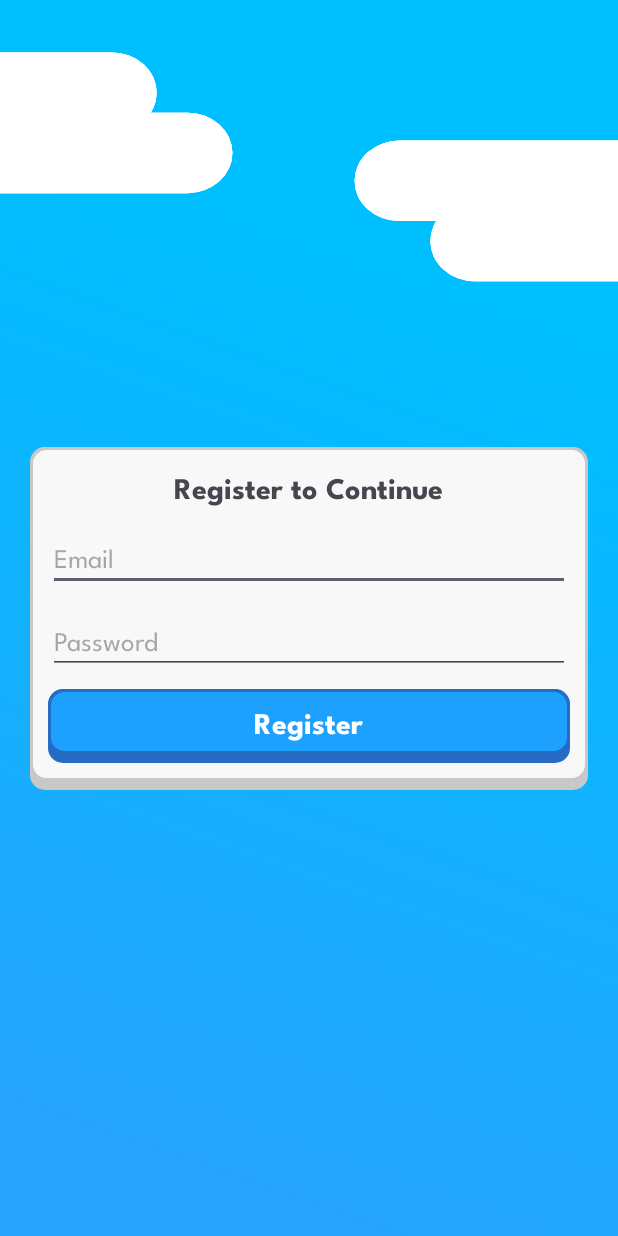
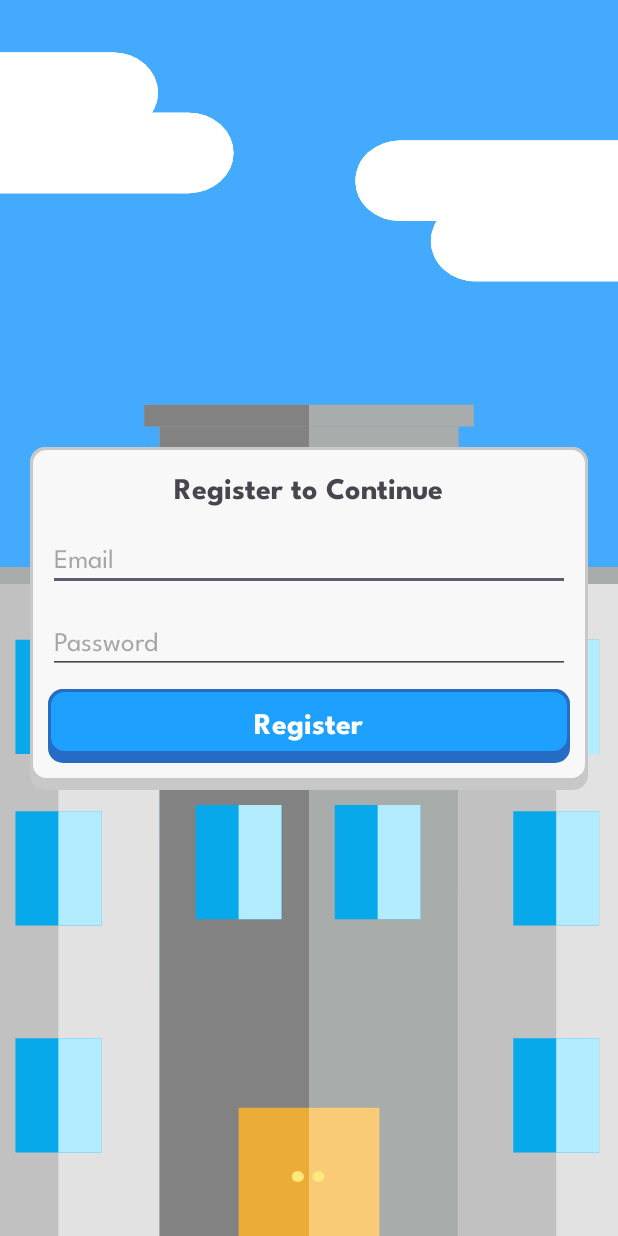
Before and after one commit to C242-PS009/HabitSagaAndroidApp, an Android app: the RegisterActivity screen opened directly, with no data from a screen before it, on a phone screen of 412 x 824 dp. Run offline under Robolectric (Android 15) with nearby library versions, the phone set to English and light mode, and no system bars; our stand-ins replace Firebase (no records; nobody signed in at launch, a user with empty details on screens opened directly).

Commit message:
Update auth bg

```diff
--- /dev/null
+++ b/app/src/main/res/drawable-night/bg_auth.xml
@@ -0,0 +1,200 @@
+<vector xmlns:android="http://schemas.android.com/apk/res/android"
+    xmlns:aapt="http://schemas.android.com/aapt"
+    android:width="359dp"
+    android:height="800dp"
+    android:viewportWidth="359"
+    android:viewportHeight="800">
+  <group>
+    <clip-path
+        android:pathData="M0,0h359v800h-359z"/>
+    <path
+        android:pathData="M0,0h359v800h-359z"
+        android:fillColor="#ffffff"/>
+    <path
+        android:pathData="M-1,0h360v800h-360z">
+      <aapt:attr name="android:fillColor">
+        <gradient
+            android:startX="359"
+            android:startY="18.5"
+            android:endX="74"
+            android:endY="746.5"
+            android:type="linear">
+          <item android:offset="0.25" android:color="#FF193A45"/>
+          <item android:offset="1" android:color="#FF162E8E"/>
+        </gradient>
+      </aapt:attr>
+    </path>
+    <path
+        android:pathData="M41.5,127.5m-1.5,0a1.5,1.5 0,1 1,3 0a1.5,1.5 0,1 1,-3 0"
+        android:fillColor="#D9D9D9"/>
+    <path
+        android:pathData="M91.5,160.5m-1.5,0a1.5,1.5 0,1 1,3 0a1.5,1.5 0,1 1,-3 0"
+        android:fillColor="#D9D9D9"/>
+    <path
+        android:pathData="M109.5,82.5m-1.5,0a1.5,1.5 0,1 1,3 0a1.5,1.5 0,1 1,-3 0"
+        android:fillColor="#D9D9D9"/>
+    <path
+        android:pathData="M313.5,196.5m-1.5,0a1.5,1.5 0,1 1,3 0a1.5,1.5 0,1 1,-3 0"
+        android:fillColor="#D9D9D9"/>
+    <path
+        android:pathData="M159.5,115.5m-1.5,0a1.5,1.5 0,1 1,3 0a1.5,1.5 0,1 1,-3 0"
+        android:fillColor="#D9D9D9"/>
+    <path
+        android:pathData="M202.5,75.5m-1.5,0a1.5,1.5 0,1 1,3 0a1.5,1.5 0,1 1,-3 0"
+        android:fillColor="#D9D9D9"/>
+    <path
+        android:pathData="M292.5,124.5m-1.5,0a1.5,1.5 0,1 1,3 0a1.5,1.5 0,1 1,-3 0"
+        android:fillColor="#D9D9D9"/>
+    <path
+        android:pathData="M270.5,30.5m-1.5,0a1.5,1.5 0,1 1,3 0a1.5,1.5 0,1 1,-3 0"
+        android:fillColor="#D9D9D9"/>
+    <path
+        android:pathData="M218.5,193.5m-1.5,0a1.5,1.5 0,1 1,3 0a1.5,1.5 0,1 1,-3 0"
+        android:fillColor="#D9D9D9"/>
+    <path
+        android:pathData="M40.5,76.5m-1.5,0a1.5,1.5 0,1 1,3 0a1.5,1.5 0,1 1,-3 0"
+        android:fillColor="#D9D9D9"/>
+    <path
+        android:pathData="M90.5,109.5m-1.5,0a1.5,1.5 0,1 1,3 0a1.5,1.5 0,1 1,-3 0"
+        android:fillColor="#D9D9D9"/>
+    <path
+        android:pathData="M108.5,31.5m-1.5,0a1.5,1.5 0,1 1,3 0a1.5,1.5 0,1 1,-3 0"
+        android:fillColor="#D9D9D9"/>
+    <path
+        android:pathData="M312.5,145.5m-1.5,0a1.5,1.5 0,1 1,3 0a1.5,1.5 0,1 1,-3 0"
+        android:fillColor="#D9D9D9"/>
+    <path
+        android:pathData="M158.5,64.5m-1.5,0a1.5,1.5 0,1 1,3 0a1.5,1.5 0,1 1,-3 0"
+        android:fillColor="#D9D9D9"/>
+    <path
+        android:pathData="M201.5,24.5m-1.5,0a1.5,1.5 0,1 1,3 0a1.5,1.5 0,1 1,-3 0"
+        android:fillColor="#D9D9D9"/>
+    <path
+        android:pathData="M291.5,73.5m-1.5,0a1.5,1.5 0,1 1,3 0a1.5,1.5 0,1 1,-3 0"
+        android:fillColor="#D9D9D9"/>
+    <path
+        android:pathData="M217.5,142.5m-1.5,0a1.5,1.5 0,1 1,3 0a1.5,1.5 0,1 1,-3 0"
+        android:fillColor="#D9D9D9"/>
+    <group>
+      <clip-path
+          android:pathData="M0,0h360v800h-360z"/>
+      <path
+          android:pathData="M93,276h174v524h-174z"
+          android:fillColor="#A8ACAB"/>
+      <path
+          android:pathData="M-1,378h94v422h-94z"
+          android:fillColor="#E2E2E2"/>
+      <path
+          android:pathData="M-23,378h57v422h-57z"
+          android:fillColor="#C1C1C1"/>
+      <path
+          android:pathData="M93,276h174v524h-174z"
+          android:fillColor="#A8ACAB"/>
+      <path
+          android:pathData="M84,262h192v14h-192z"
+          android:fillColor="#A8ACAB"/>
+      <path
+          android:pathData="M93,276h87v524h-87z"
+          android:fillColor="#828282"/>
+      <path
+          android:pathData="M84,262h96v14h-96z"
+          android:fillColor="#828282"/>
+      <path
+          android:pathData="M267,378h97v422h-97z"
+          android:fillColor="#E2E2E2"/>
+      <path
+          android:pathData="M267,378h57v422h-57z"
+          android:fillColor="#C1C1C1"/>
+      <path
+          android:pathData="M267,367h141v11h-141z"
+          android:fillColor="#A8ACAB"/>
+      <path
+          android:pathData="M-48,367h141v11h-141z"
+          android:fillColor="#A8ACAB"/>
+      <path
+          android:pathData="M114,521h50v74h-50z"
+          android:fillColor="#08A9EA"/>
+      <path
+          android:pathData="M139,521h25v74h-25z"
+          android:fillColor="#B3ECFF"/>
+      <path
+          android:pathData="M195,521h50v74h-50z"
+          android:fillColor="#08A9EA"/>
+      <path
+          android:pathData="M220,521h25v74h-25z"
+          android:fillColor="#B3ECFF"/>
+      <path
+          android:pathData="M114,301h50v74h-50z"
+          android:fillColor="#08A9EA"/>
+      <path
+          android:pathData="M139,301h25v74h-25z"
+          android:fillColor="#B3ECFF"/>
+      <path
+          android:pathData="M195,301h50v74h-50z"
+          android:fillColor="#08A9EA"/>
+      <path
+          android:pathData="M220,301h25v74h-25z"
+          android:fillColor="#B3ECFF"/>
+      <path
+          android:pathData="M114,400h50v74h-50z"
+          android:fillColor="#08A9EA"/>
+      <path
+          android:pathData="M139,400h25v74h-25z"
+          android:fillColor="#B3ECFF"/>
+      <path
+          android:pathData="M195,400h50v74h-50z"
+          android:fillColor="#08A9EA"/>
+      <path
+          android:pathData="M220,400h25v74h-25z"
+          android:fillColor="#B3ECFF"/>
+      <path
+          android:pathData="M9,414h50v74h-50z"
+          android:fillColor="#08A9EA"/>
+      <path
+          android:pathData="M34,414h25v74h-25z"
+          android:fillColor="#B3ECFF"/>
+      <path
+          android:pathData="M9,525h50v74h-50z"
+          android:fillColor="#08A9EA"/>
+      <path
+          android:pathData="M34,525h25v74h-25z"
+          android:fillColor="#B3ECFF"/>
+      <path
+          android:pathData="M9,672h50v74h-50z"
+          android:fillColor="#08A9EA"/>
+      <path
+          android:pathData="M34,672h25v74h-25z"
+          android:fillColor="#B3ECFF"/>
+      <path
+          android:pathData="M299,414h50v74h-50z"
+          android:fillColor="#08A9EA"/>
+      <path
+          android:pathData="M324,414h25v74h-25z"
+          android:fillColor="#B3ECFF"/>
+      <path
+          android:pathData="M299,525h50v74h-50z"
+          android:fillColor="#08A9EA"/>
+      <path
+          android:pathData="M324,525h25v74h-25z"
+          android:fillColor="#B3ECFF"/>
+      <path
+          android:pathData="M299,672h50v74h-50z"
+          android:fillColor="#08A9EA"/>
+      <path
+          android:pathData="M324,672h25v74h-25z"
+          android:fillColor="#B3ECFF"/>
+      <path
+          android:pathData="M139,717h41v83h-41z"
+          android:fillColor="#ECAD38"/>
+      <path
+          android:pathData="M180,717h41v83h-41z"
+          android:fillColor="#F9CB77"/>
+      <path
+          android:pathData="M173.5,761.5m-3.5,0a3.5,3.5 0,1 1,7 0a3.5,3.5 0,1 1,-7 0"
+          android:fillColor="#FFE97D"/>
+      <path
+          android:pathData="M185.5,761.5m-3.5,0a3.5,3.5 0,1 1,7 0a3.5,3.5 0,1 1,-7 0"
+          android:fillColor="#FFE97D"/>
+    </group>
+  </group>
+</vector>
--- /dev/null
+++ b/app/src/main/res/drawable/bg_auth.xml
@@ -0,0 +1,197 @@
+<vector xmlns:android="http://schemas.android.com/apk/res/android"
+    xmlns:aapt="http://schemas.android.com/aapt"
+    android:width="360dp"
+    android:height="800dp"
+    android:viewportWidth="360"
+    android:viewportHeight="800">
+  <group>
+    <clip-path
+        android:pathData="M0,0h360v800h-360z"/>
+    <path
+        android:pathData="M0,0h360v800h-360z"
+        android:fillColor="#ffffff"/>
+    <path
+        android:pathData="M0,0h316v93h-316z"
+        android:fillColor="#D9D9D9"/>
+    <path
+        android:pathData="M0,113h316v93h-316z"
+        android:fillColor="#D9D9D9"/>
+    <path
+        android:pathData="M0,226h316v93h-316z"
+        android:fillColor="#D9D9D9"/>
+    <path
+        android:pathData="M0,339h153v97h-153z"
+        android:fillColor="#D9D9D9"/>
+    <group>
+      <clip-path
+          android:pathData="M0,0h360v800h-360z"/>
+      <path
+          android:pathData="M0,0h360v800h-360z">
+        <aapt:attr name="android:fillColor">
+          <gradient
+              android:startX="360"
+              android:startY="18.5"
+              android:endX="75"
+              android:endY="746.5"
+              android:type="linear">
+            <item android:offset="0.6" android:color="#FF44AAFE"/>
+            <item android:offset="1" android:color="#FF6EC2FF"/>
+          </gradient>
+        </aapt:attr>
+      </path>
+      <path
+          android:pathData="M93,276h174v524h-174z"
+          android:fillColor="#A8ACAB"/>
+      <path
+          android:pathData="M-1,378h94v422h-94z"
+          android:fillColor="#E2E2E2"/>
+      <path
+          android:pathData="M-23,378h57v422h-57z"
+          android:fillColor="#C1C1C1"/>
+      <path
+          android:pathData="M93,276h174v524h-174z"
+          android:fillColor="#A8ACAB"/>
+      <path
+          android:pathData="M84,262h192v14h-192z"
+          android:fillColor="#A8ACAB"/>
+      <path
+          android:pathData="M93,276h87v524h-87z"
+          android:fillColor="#828282"/>
+      <path
+          android:pathData="M84,262h96v14h-96z"
+          android:fillColor="#828282"/>
+      <path
+          android:pathData="M267,378h97v422h-97z"
+          android:fillColor="#E2E2E2"/>
+      <path
+          android:pathData="M267,378h57v422h-57z"
+          android:fillColor="#C1C1C1"/>
+      <path
+          android:pathData="M267,367h141v11h-141z"
+          android:fillColor="#A8ACAB"/>
+      <path
+          android:pathData="M-48,367h141v11h-141z"
+          android:fillColor="#A8ACAB"/>
+      <path
+          android:pathData="M114,521h50v74h-50z"
+          android:fillColor="#08A9EA"/>
+      <path
+          android:pathData="M139,521h25v74h-25z"
+          android:fillColor="#B3ECFF"/>
+      <path
+          android:pathData="M195,521h50v74h-50z"
+          android:fillColor="#08A9EA"/>
+      <path
+          android:pathData="M220,521h25v74h-25z"
+          android:fillColor="#B3ECFF"/>
+      <path
+          android:pathData="M114,301h50v74h-50z"
+          android:fillColor="#08A9EA"/>
+      <path
+          android:pathData="M139,301h25v74h-25z"
+          android:fillColor="#B3ECFF"/>
+      <path
+          android:pathData="M195,301h50v74h-50z"
+          android:fillColor="#08A9EA"/>
+      <path
+          android:pathData="M220,301h25v74h-25z"
+          android:fillColor="#B3ECFF"/>
+      <path
+          android:pathData="M114,400h50v74h-50z"
+          android:fillColor="#08A9EA"/>
+      <path
+          android:pathData="M139,400h25v74h-25z"
+          android:fillColor="#B3ECFF"/>
+      <path
+          android:pathData="M195,400h50v74h-50z"
+          android:fillColor="#08A9EA"/>
+      <path
+          android:pathData="M220,400h25v74h-25z"
+          android:fillColor="#B3ECFF"/>
+      <path
+          android:pathData="M9,414h50v74h-50z"
+          android:fillColor="#08A9EA"/>
+      <path
+          android:pathData="M34,414h25v74h-25z"
+          android:fillColor="#B3ECFF"/>
+      <path
+          android:pathData="M9,525h50v74h-50z"
+          android:fillColor="#08A9EA"/>
+      <path
+          android:pathData="M34,525h25v74h-25z"
+          android:fillColor="#B3ECFF"/>
+      <path
+          android:pathData="M9,672h50v74h-50z"
+          android:fillColor="#08A9EA"/>
+      <path
+          android:pathData="M34,672h25v74h-25z"
+          android:fillColor="#B3ECFF"/>
+      <path
+          android:pathData="M299,414h50v74h-50z"
+          android:fillColor="#08A9EA"/>
+      <path
+          android:pathData="M324,414h25v74h-25z"
+          android:fillColor="#B3ECFF"/>
+      <path
+          android:pathData="M299,525h50v74h-50z"
+          android:fillColor="#08A9EA"/>
+      <path
+          android:pathData="M324,525h25v74h-25z"
+          android:fillColor="#B3ECFF"/>
+      <path
+          android:pathData="M299,672h50v74h-50z"
+          android:fillColor="#08A9EA"/>
+      <path
+          android:pathData="M324,672h25v74h-25z"
+          android:fillColor="#B3ECFF"/>
+      <path
+          android:pathData="M139,717h41v83h-41z"
+          android:fillColor="#ECAD38"/>
+      <path
+          android:pathData="M180,717h41v83h-41z"
+          android:fillColor="#F9CB77"/>
+      <path
+          android:pathData="M173.5,761.5m-3.5,0a3.5,3.5 0,1 1,7 0a3.5,3.5 0,1 1,-7 0"
+          android:fillColor="#FFE97D"/>
+      <path
+          android:pathData="M185.5,761.5m-3.5,0a3.5,3.5 0,1 1,7 0a3.5,3.5 0,1 1,-7 0"
+          android:fillColor="#FFE97D"/>
+      <path
+          android:pathData="M-144,34L66,34A26,26 0,0 1,92 60L92,60A26,26 0,0 1,66 86L-144,86A26,26 0,0 1,-170 60L-170,60A26,26 0,0 1,-144 34z"
+          android:fillColor="#ffffff"/>
+      <path
+          android:pathData="M-144,34L66,34A26,26 0,0 1,92 60L92,60A26,26 0,0 1,66 86L-144,86A26,26 0,0 1,-170 60L-170,60A26,26 0,0 1,-144 34z"
+          android:fillColor="#ffffff"/>
+      <path
+          android:pathData="M-144,34L66,34A26,26 0,0 1,92 60L92,60A26,26 0,0 1,66 86L-144,86A26,26 0,0 1,-170 60L-170,60A26,26 0,0 1,-144 34z"
+          android:fillColor="#ffffff"/>
+      <path
+          android:pathData="M-100,73L110,73A26,26 0,0 1,136 99L136,99A26,26 0,0 1,110 125L-100,125A26,26 0,0 1,-126 99L-126,99A26,26 0,0 1,-100 73z"
+          android:fillColor="#ffffff"/>
+      <path
+          android:pathData="M-100,73L110,73A26,26 0,0 1,136 99L136,99A26,26 0,0 1,110 125L-100,125A26,26 0,0 1,-126 99L-126,99A26,26 0,0 1,-100 73z"
+          android:fillColor="#ffffff"/>
+      <path
+          android:pathData="M-100,73L110,73A26,26 0,0 1,136 99L136,99A26,26 0,0 1,110 125L-100,125A26,26 0,0 1,-126 99L-126,99A26,26 0,0 1,-100 73z"
+          android:fillColor="#ffffff"/>
+      <path
+          android:pathData="M233,91L443,91A26,26 0,0 1,469 117L469,117A26,26 0,0 1,443 143L233,143A26,26 0,0 1,207 117L207,117A26,26 0,0 1,233 91z"
+          android:fillColor="#ffffff"/>
+      <path
+          android:pathData="M233,91L443,91A26,26 0,0 1,469 117L469,117A26,26 0,0 1,443 143L233,143A26,26 0,0 1,207 117L207,117A26,26 0,0 1,233 91z"
+          android:fillColor="#ffffff"/>
+      <path
+          android:pathData="M233,91L443,91A26,26 0,0 1,469 117L469,117A26,26 0,0 1,443 143L233,143A26,26 0,0 1,207 117L207,117A26,26 0,0 1,233 91z"
+          android:fillColor="#ffffff"/>
+      <path
+          android:pathData="M277,130L487,130A26,26 0,0 1,513 156L513,156A26,26 0,0 1,487 182L277,182A26,26 0,0 1,251 156L251,156A26,26 0,0 1,277 130z"
+          android:fillColor="#ffffff"/>
+      <path
+          android:pathData="M277,130L487,130A26,26 0,0 1,513 156L513,156A26,26 0,0 1,487 182L277,182A26,26 0,0 1,251 156L251,156A26,26 0,0 1,277 130z"
+          android:fillColor="#ffffff"/>
+      <path
+          android:pathData="M277,130L487,130A26,26 0,0 1,513 156L513,156A26,26 0,0 1,487 182L277,182A26,26 0,0 1,251 156L251,156A26,26 0,0 1,277 130z"
+          android:fillColor="#ffffff"/>
+    </group>
+  </group>
+</vector>
--- a/app/src/main/res/layout/activity_login.xml
+++ b/app/src/main/res/layout/activity_login.xml
@@ -1,9 +1,10 @@
 <?xml version="1.0" encoding="utf-8"?>
-<androidx.constraintlayout.widget.ConstraintLayout xmlns:android="http://schemas.android.com/apk/res/android"
+<androidx.constraintlayout.widget.ConstraintLayout
+    xmlns:android="http://schemas.android.com/apk/res/android"
     xmlns:app="http://schemas.android.com/apk/res-auto"
     android:layout_width="match_parent"
     android:layout_height="match_parent"
-    android:background="@drawable/bg_main">
+    android:background="@drawable/bg_auth">
 
     <com.c242_ps009.habitsaga.ui.views.Card3dView
         android:layout_width="match_parent"
--- a/app/src/main/res/layout/activity_register.xml
+++ b/app/src/main/res/layout/activity_register.xml
@@ -3,7 +3,7 @@
     xmlns:app="http://schemas.android.com/apk/res-auto"
     android:layout_width="match_parent"
     android:layout_height="match_parent"
-    android:background="@drawable/bg_main">
+    android:background="@drawable/bg_auth">
 
     <com.c242_ps009.habitsaga.ui.views.Card3dView
         android:layout_width="match_parent"
```
